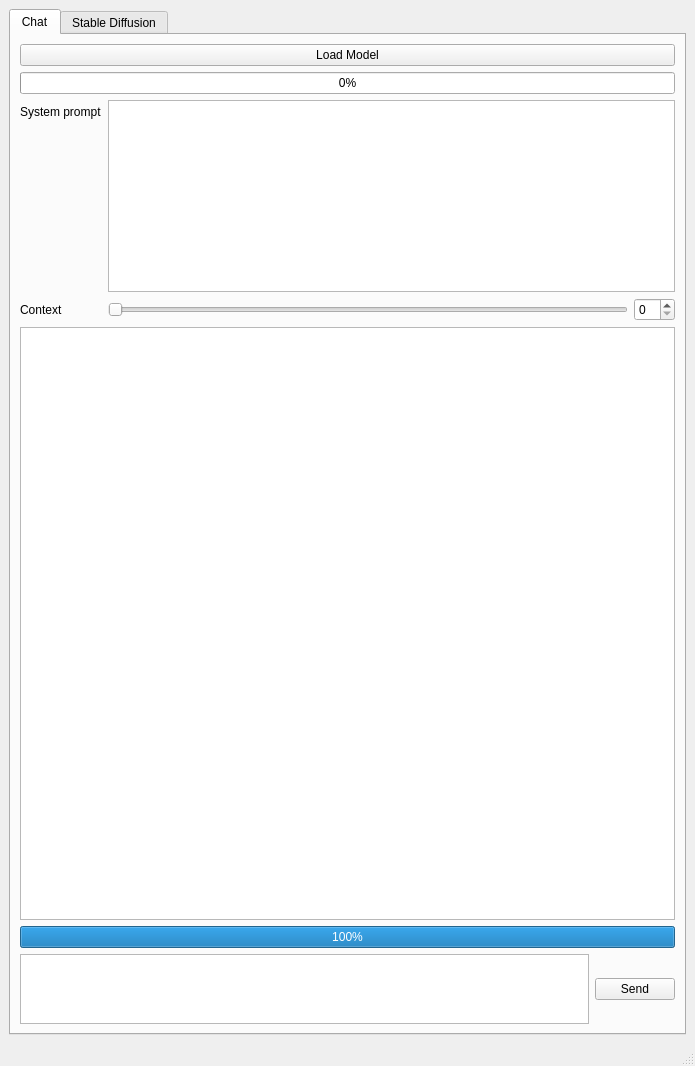
Iemand005/Singularity, file AIOneQTWidgets/mainwindow.ui: the form before one commit.
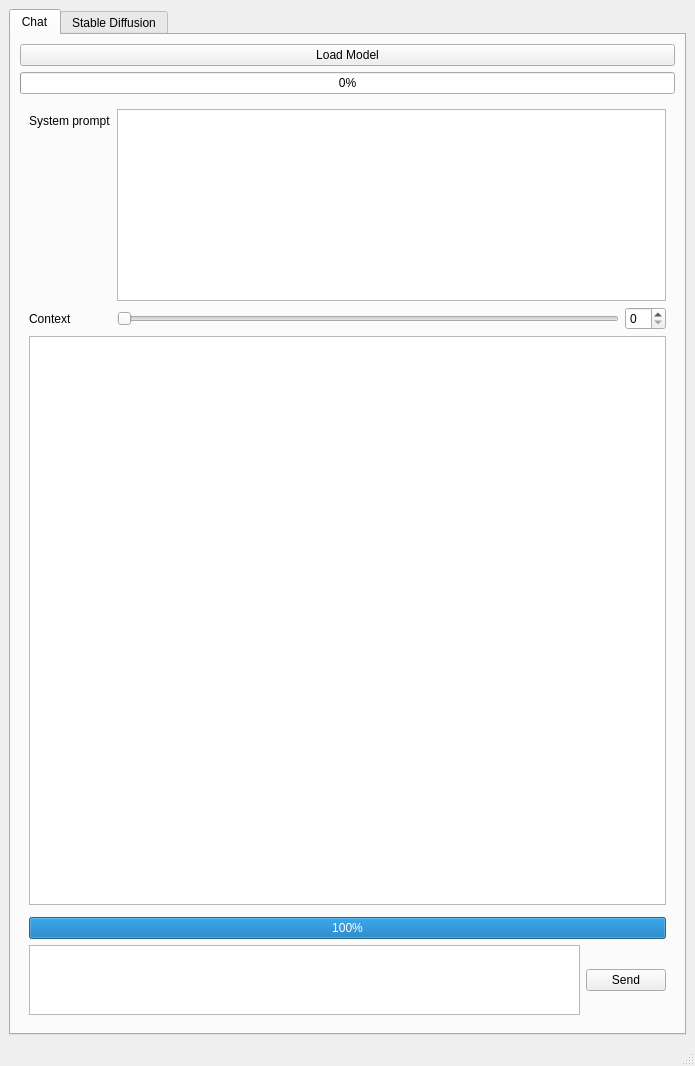
The form after the commit.

Commit message: IO UIgrooputing

```diff
--- a/AIOneQTWidgets/mainwindow.ui
+++ b/AIOneQTWidgets/mainwindow.ui
@@ -55,7 +55,13 @@
          </widget>
         </item>
         <item>
-         <layout class="QFormLayout" name="formLayout_2">
+         <widget class="QFrame" name="llmInputFrame">
+          <property name="enabled">
+           <bool>true</bool>
+          </property>
+          <layout class="QVBoxLayout" name="verticalLayout_6">
+           <item>
+            <layout class="QFormLayout" name="llmOptionsForm">
           <item row="0" column="0">
            <widget class="QLabel" name="label">
             <property name="text">
@@ -103,6 +109,9 @@
           </property>
          </widget>
         </item>
+           <item>
+            <widget class="QWidget" name="widget_2" native="true"/>
+           </item>
         <item>
          <widget class="QProgressBar" name="inputEvalProgressBar">
           <property name="value">
@@ -136,6 +145,9 @@
            </widget>
           </item>
          </layout>
+           </item>
+          </layout>
+         </widget>
         </item>
        </layout>
       </widget>
```
Lines whose indentation alone changed are shown as unchanged.
